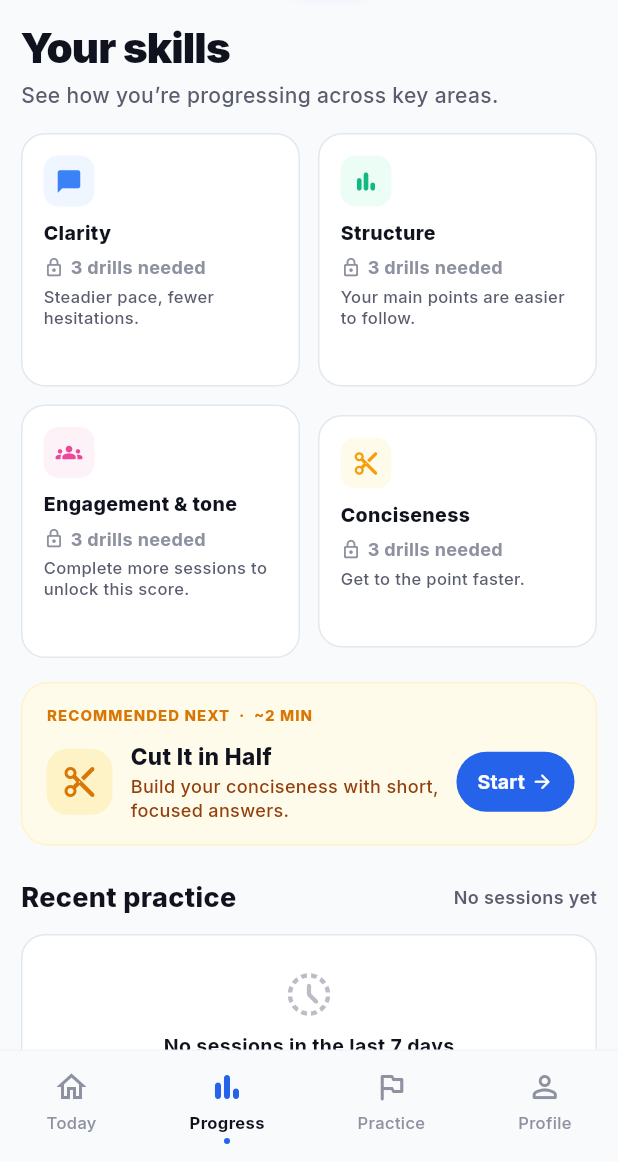
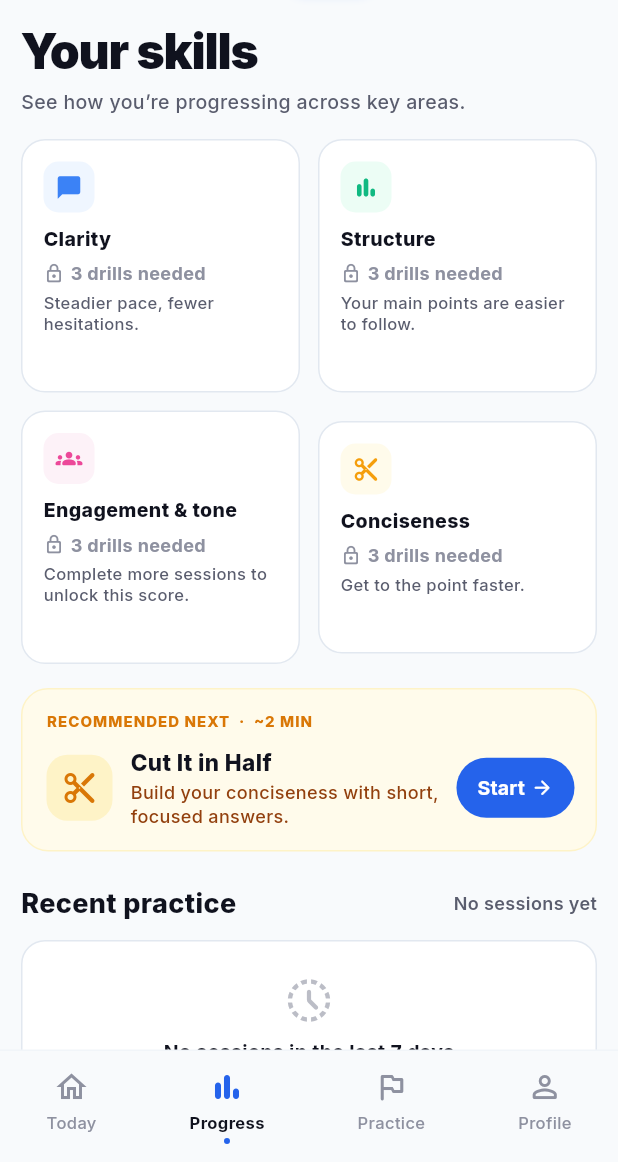
Before and after one commit to webseo-syedazeem/Hakiri-APP, a Flutter app: the MainTabScaffold screen opened directly, on a phone screen of 412 x 824 dp, the part 74-1236 px from its top. Run offline on Flutter 3.47's test engine with Material 3 defaults, Android fonts, the phone set to English and light mode, and no system bars; our stand-ins replace audioplayers, firebase_analytics, firebase_auth, firebase_core, firebase_crashlytics, firebase_messaging and 9 more; missing offline and left inert: record; accounts and stored records are empty.

Commit message:
initial commit

```diff
--- a/lib/screens/practice_screen.dart
+++ b/lib/screens/practice_screen.dart
@@ -77,7 +77,7 @@ class _PracticeScreenContentState extends State<PracticeScreenContent> {
                     style: TextStyle(
                       fontFamily: 'Inter',
                       color: Color(0xFF0F172A),
-                      fontSize: 34,
+                      fontSize: 32,
                       fontWeight: FontWeight.w900,
                       letterSpacing: -0.8,
                       height: 1.15,
@@ -322,7 +322,7 @@ class _PracticeScreenContentState extends State<PracticeScreenContent> {
                                 style: TextStyle(
                                   fontFamily: 'Inter',
                                   color: Color(0xFF0F172A),
-                                  fontSize: 14.5,
+                                  fontSize: 14,
                                   fontWeight: FontWeight.w800,
                                 ),
                               ),
@@ -374,7 +374,7 @@ class _PracticeScreenContentState extends State<PracticeScreenContent> {
               style: const TextStyle(
                 fontFamily: 'Inter',
                 color: Color(0xFF0F172A),
-                fontSize: 16.5,
+                fontSize: 16,
                 fontWeight: FontWeight.w800,
               ),
             ),
--- a/lib/screens/progress_screen.dart
+++ b/lib/screens/progress_screen.dart
@@ -101,9 +101,9 @@ class _ProgressScreenContentState extends State<ProgressScreenContent> {
               style: TextStyle(
                 fontFamily: 'Inter',
                 color: AppColors.textPrimary,
-                fontSize: 28,
+                fontSize: 32,
                 fontWeight: FontWeight.w900,
-                letterSpacing: -0.6,
+                letterSpacing: -0.8,
                 height: 1.15,
               ),
             ),
@@ -113,7 +113,7 @@ class _ProgressScreenContentState extends State<ProgressScreenContent> {
               style: TextStyle(
                 fontFamily: 'Inter',
                 color: AppColors.textSecondary,
-                fontSize: 14,
+                fontSize: 13,
                 height: 1.35,
                 fontWeight: FontWeight.w500,
               ),
```
